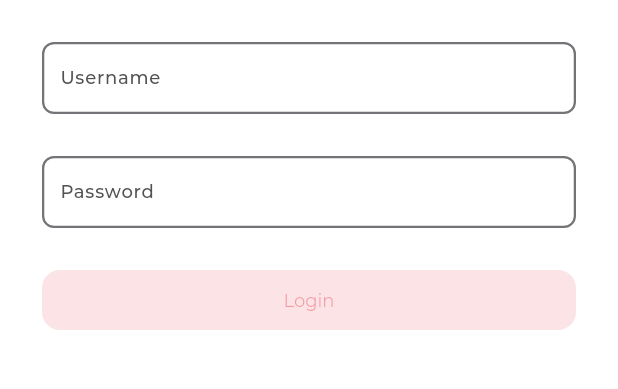
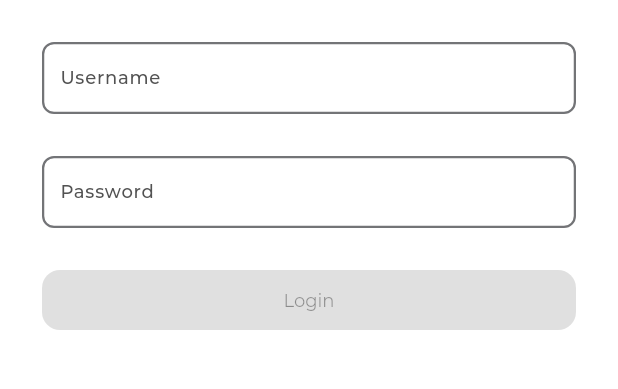
Before and after one commit to dravya08/flutter_clean_with_mvvm, a Flutter app: the screen it shows after launch, after a tap on "Skip", on a phone screen of 412 x 824 dp, the part 486-875 px from its top. Run offline on Flutter 3.47's test engine with Material 3 defaults, Android fonts, the phone set to English and light mode, and no system bars; our stand-ins replace dartz, device_info_plus, dio, flutter_svg, freezed_annotation, get_it and 4 more; generated files the repository leaves out were written again; project files that could hold a hidden picture were left out.

Commit message:
lecture 93

```diff
--- a/lib/presentation/resources/color_manager.dart
+++ b/lib/presentation/resources/color_manager.dart
@@ -13,7 +13,7 @@ class ColorManager {
   static Color grey2 = HexColor.fromHex("#797979");
   static Color white = HexColor.fromHex("#FFFFFF");
   static Color error = HexColor.fromHex("#e61f34"); // red color
-  static Color black = HexColor.fromHex("#e61f34"); // red color
+  static Color black = HexColor.fromHex("#000000"); // red color
 }
 
 extension HexColor on Color {
--- a/lib/presentation/resources/strings_manager.dart
+++ b/lib/presentation/resources/strings_manager.dart
@@ -24,4 +24,5 @@ class AppStrings {
   static const String forgetPassword = "Forget password";
   static const String registerText = "Not a member ? Sign up";
   static const String loading = "Loading...";
+  static const String retry_again = "Retry Again";
 }
```
Also changed, not shown: lib/presentation/common/state_renderer/state_renderer.dart (+36 -6 lines).
